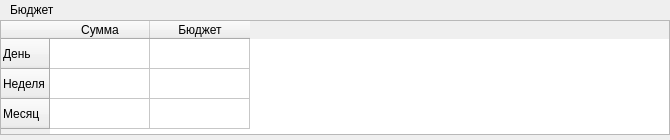
Qt form bookkeeper/view/ui/budget_widget.ui (maksgorbachev/bookkeeper) before a commit.
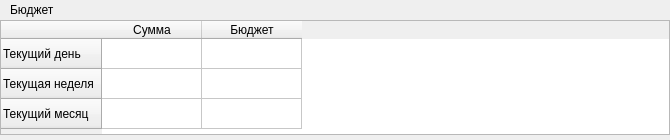
The same form after that commit.

Diff of the .ui file:
```diff
--- a/bookkeeper/view/ui/budget_widget.ui
+++ b/bookkeeper/view/ui/budget_widget.ui
@@ -61,17 +61,17 @@
    </property>
    <row>
     <property name="text">
-     <string>День</string>
+     <string>Текущий день</string>
     </property>
    </row>
    <row>
     <property name="text">
-     <string>Неделя</string>
+     <string>Текущая неделя</string>
     </property>
    </row>
    <row>
     <property name="text">
-     <string>Месяц</string>
+     <string>Текущий месяц</string>
     </property>
    </row>
    <column>
```
